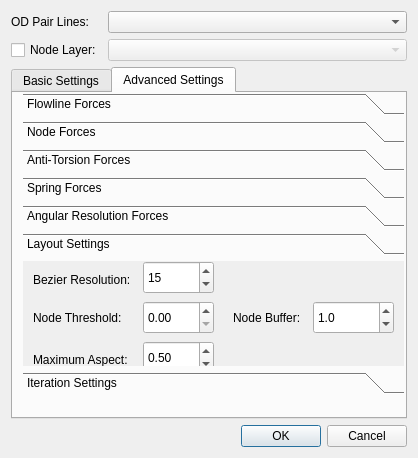
patmalcolm91/qgis-plugin-flow-map-arrow-curver, file flow_map_arrow_curver_dialog_base.ui: the form before one commit.
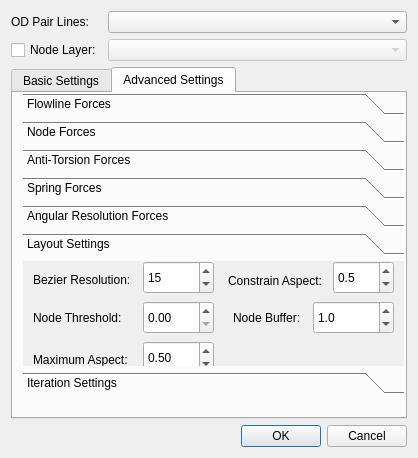
The form after the commit. The open tabs and pages were chosen to show the change. Custom widgets are drawn as their Qt base class.

Commit message: Connected interface controls to function parameters.

Patch:
```diff
--- a/flow_map_arrow_curver_dialog_base.ui
+++ b/flow_map_arrow_curver_dialog_base.ui
@@ -732,6 +732,47 @@
           <string>Node Buffer:</string>
          </property>
         </widget>
+        <widget class="QLabel" name="label_17">
+         <property name="geometry">
+          <rect>
+           <x>205</x>
+           <y>10</y>
+           <width>101</width>
+           <height>20</height>
+          </rect>
+         </property>
+         <property name="text">
+          <string>Constrain Aspect:</string>
+         </property>
+        </widget>
+        <widget class="QDoubleSpinBox" name="constrainAspectBox">
+         <property name="geometry">
+          <rect>
+           <x>310</x>
+           <y>0</y>
+           <width>61</width>
+           <height>33</height>
+          </rect>
+         </property>
+         <property name="toolTip">
+          <string>Aspect ratio of rectangle constraining the control point of each flowline.</string>
+         </property>
+         <property name="decimals">
+          <number>1</number>
+         </property>
+         <property name="minimum">
+          <double>0.100000000000000</double>
+         </property>
+         <property name="maximum">
+          <double>10.000000000000000</double>
+         </property>
+         <property name="singleStep">
+          <double>0.100000000000000</double>
+         </property>
+         <property name="value">
+          <double>0.500000000000000</double>
+         </property>
+        </widget>
        </widget>
        <widget class="QWidget" name="iterationSettingsPage">
         <property name="geometry">
```
Left out of the diff: 2 changed lines with no effect on the pictures. The commit also changes 2 other files.
